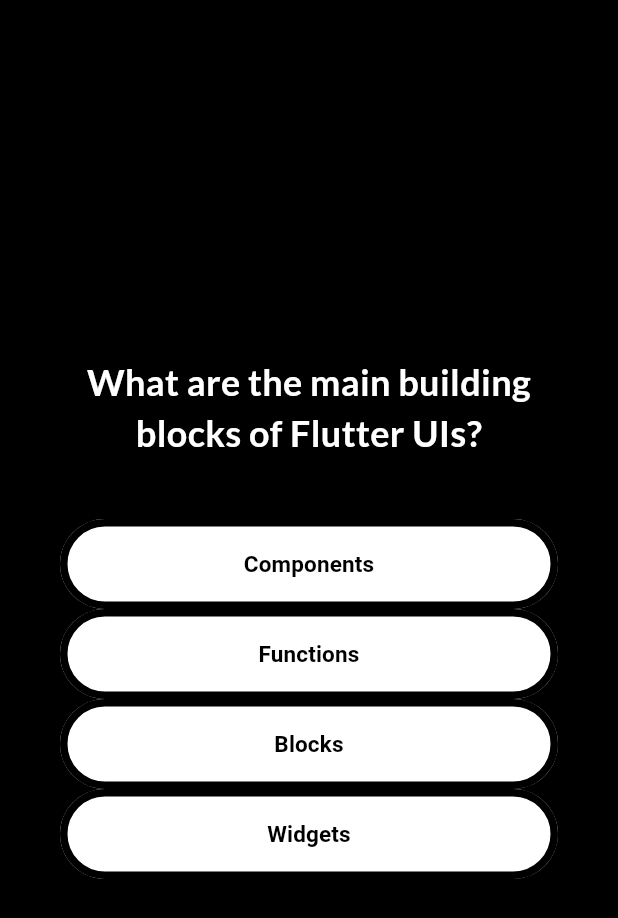
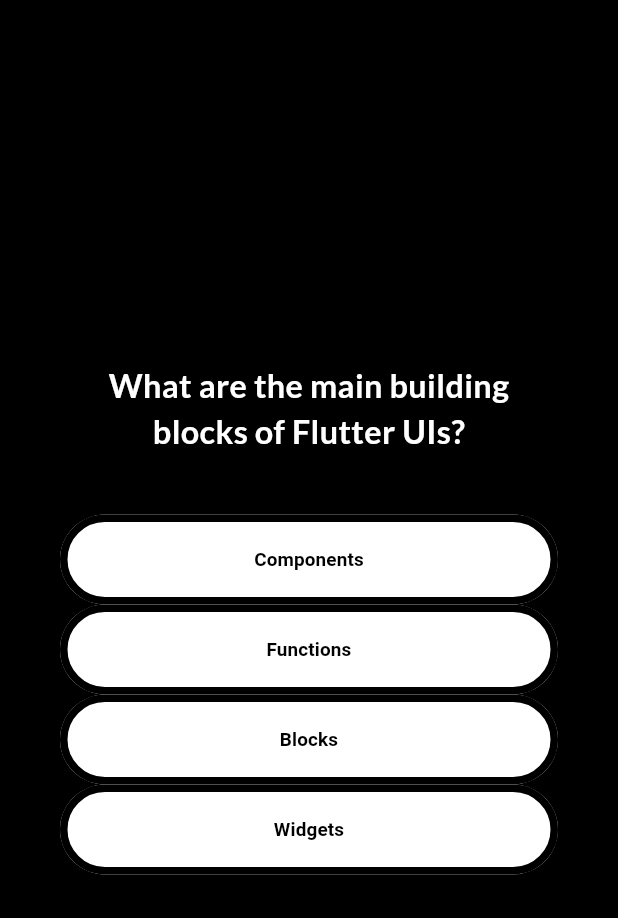
Before and after one commit to ivan-horchakov/quiz_app, a Flutter app: the screen it shows after launch, after a tap on "Yes, I am!", on a phone screen of 412 x 824 dp. Shown: the top 918 px of the screen. Run offline on Flutter 3.47's test engine with Material 3 defaults, Android fonts, the phone set to English and light mode, and no system bars; our stand-ins replace google_fonts.

Commit message:
Responsive optimization

```diff
--- a/lib/main.dart
+++ b/lib/main.dart
@@ -1,6 +1,11 @@
 import 'package:flutter/material.dart';
-import 'package:quiz_app/quiz.dart';
+import 'package:flutter/services.dart';
+import 'package:quiz_app/quiz_app.dart';
 
 void main() {
-  runApp(const Quiz());
+  WidgetsFlutterBinding.ensureInitialized();
+
+  SystemChrome.setPreferredOrientations([DeviceOrientation.portraitUp]).then(
+    (value) => runApp(const QuizApp()),
+  );
 }
--- a/lib/questions_screen.dart
+++ b/lib/pages/questions_page.dart
@@ -1,10 +1,10 @@
 import 'package:flutter/material.dart';
 import 'package:google_fonts/google_fonts.dart';
-import 'package:quiz_app/answer_button.dart';
 import 'package:quiz_app/data/questions.dart';
+import 'package:quiz_app/widgets/answer_button.dart';
 
-class QuestionsScreen extends StatefulWidget {
-  const QuestionsScreen({
+class QuestionsPage extends StatefulWidget {
+  const QuestionsPage({
     super.key,
     required this.onSelectAnswer,
   });
@@ -12,12 +12,12 @@ class QuestionsScreen extends StatefulWidget {
   final void Function(String answer) onSelectAnswer;
 
   @override
-  State<QuestionsScreen> createState() {
+  State<QuestionsPage> createState() {
     return _QuestionsScreenState();
   }
 }
 
-class _QuestionsScreenState extends State<QuestionsScreen> {
+class _QuestionsScreenState extends State<QuestionsPage> {
   var currentQuestionIndex = 0;
 
   void answerQuestion(String selectedAnswers) {
@@ -29,7 +29,10 @@ class _QuestionsScreenState extends State<QuestionsScreen> {
 
   @override
   Widget build(context) {
+    const double textScaler = 0.9;
+
     final currentQuestion = questions[currentQuestionIndex];
+
     return SizedBox(
       width: double.infinity,
       child: Container(
@@ -46,6 +49,7 @@ class _QuestionsScreenState extends State<QuestionsScreen> {
                 fontWeight: FontWeight.bold,
               ),
               textAlign: TextAlign.center,
+              textScaler: const TextScaler.linear(textScaler),
             ),
             const SizedBox(height: 40),
             ...currentQuestion.shuffledAnswers.map((answer) {
--- a/lib/start_screen.dart
+++ b/lib/pages/start_page.dart
@@ -2,20 +2,23 @@ import 'package:flutter/material.dart';
 import 'package:flutter/services.dart';
 import 'package:google_fonts/google_fonts.dart';
 
-class StartScreen extends StatelessWidget {
-  const StartScreen(this.startQuiz, {super.key});
+class StartPage extends StatelessWidget {
+  const StartPage(this.startQuiz, {super.key});
 
   final void Function() startQuiz;
 
   @override
   Widget build(context) {
+    final double screenWidth = MediaQuery.of(context).size.width;
+    const double textScaler = 1.0;
+
     return Center(
       child: Column(
         mainAxisSize: MainAxisSize.min,
         children: [
           Image.asset(
             'assets/images/quiz-logo.png',
-            width: 300,
+            width: screenWidth - 100,
           ),
           const SizedBox(height: 50),
           Text(
@@ -26,6 +29,7 @@ class StartScreen extends StatelessWidget {
               fontWeight: FontWeight.bold,
             ),
             textAlign: TextAlign.center,
+            textScaler: const TextScaler.linear(textScaler),
           ),
           const SizedBox(height: 63),
           FilledButton(
@@ -41,19 +45,18 @@ class StartScreen extends StatelessWidget {
                 fontSize: 18,
                 fontWeight: FontWeight.bold,
               ),
+              textScaler: TextScaler.linear(textScaler),
             ),
           ),
-          const SizedBox(
-            height: 18,
-          ),
+          const SizedBox(height: 18),
           OutlinedButton(
-            onPressed: () =>
-                SystemChannels.platform.invokeMethod('SystemNavigator.pop'),
+            onPressed: () => SystemChannels.platform.invokeMethod('SystemNavigator.pop'),
             child: const Text(
               "No, I'm not...",
               style: TextStyle(
                 color: Colors.white,
               ),
+              textScaler: TextScaler.linear(textScaler),
             ),
           ),
         ],
--- a/lib/quiz.dart
+++ b/lib/quiz_app.dart
@@ -1,25 +1,25 @@
 import 'package:flutter/material.dart';
 import 'package:quiz_app/data/questions.dart';
-import 'package:quiz_app/questions_screen.dart';
-import 'package:quiz_app/results_screen.dart';
-import 'package:quiz_app/start_screen.dart';
+import 'package:quiz_app/pages/questions_page.dart';
+import 'package:quiz_app/pages/results_page.dart';
+import 'package:quiz_app/pages/start_page.dart';
 
-class Quiz extends StatefulWidget {
-  const Quiz({super.key});
+class QuizApp extends StatefulWidget {
+  const QuizApp({super.key});
 
   @override
-  State<Quiz> createState() {
+  State<QuizApp> createState() {
     return _QuizState();
   }
 }
 
-class _QuizState extends State<Quiz> {
+class _QuizState extends State<QuizApp> {
   List<String> selectedAnswers = [];
-  var activeScreen = 'start-screen';
+  var activeScreen = 'start-page';
 
   void switchScreen() {
     setState(() {
-      activeScreen = 'questiond-screen';
+      activeScreen = 'questions-page';
     });
   }
 
@@ -27,7 +27,7 @@ class _QuizState extends State<Quiz> {
     selectedAnswers.add(answer);
     if (selectedAnswers.length == questions.length) {
       setState(() {
-        activeScreen = 'results-screen';
+        activeScreen = 'results-page';
       });
     }
   }
@@ -35,28 +35,29 @@ class _QuizState extends State<Quiz> {
   void restartQuiz() {
     setState(() {
       selectedAnswers = [];
-      activeScreen = 'questiond-screen';
+      activeScreen = 'questions-page';
     });
   }
 
   @override
   Widget build(context) {
-    Widget screenWidget = StartScreen(switchScreen);
+    Widget screenWidget = StartPage(switchScreen);
 
-    if (activeScreen == 'questiond-screen') {
-      screenWidget = QuestionsScreen(
+    if (activeScreen == 'questions-page') {
+      screenWidget = QuestionsPage(
         onSelectAnswer: chooseAnswer,
       );
     }
 
-    if (activeScreen == 'results-screen') {
-      screenWidget = ResultsScreen(
+    if (activeScreen == 'results-page') {
+      screenWidget = ResultsPage(
         chosenAnswers: selectedAnswers,
         onRestart: restartQuiz,
       );
     }
 
     return MaterialApp(
+      debugShowCheckedModeBanner: false,
       home: Scaffold(
         body: Container(
           decoration: const BoxDecoration(color: Colors.black),
--- a/lib/answer_button.dart
+++ b/lib/widgets/answer_button.dart
@@ -12,6 +12,8 @@ class AnswerButton extends StatelessWidget {
 
   @override
   Widget build(BuildContext context) {
+    const double textScaler = 0.6;
+
     return ElevatedButton(
       onPressed: onTap,
       style: ElevatedButton.styleFrom(
@@ -27,9 +29,10 @@ class AnswerButton extends StatelessWidget {
         textAlign: TextAlign.center,
         style: const TextStyle(
           color: Colors.black,
-          fontSize: 15,
+          fontSize: 21,
           fontWeight: FontWeight.bold,
         ),
+        textScaler: const TextScaler.linear(textScaler),
       ),
     );
   }
--- a/lib/questions_summary/question_identifier.dart
+++ b/lib/widgets/questions_summary/question_identifier.dart
@@ -13,6 +13,8 @@ class QuestionIdentifier extends StatelessWidget {
   @override
   Widget build(BuildContext context) {
     final questionNumber = questionIndex + 1;
+    const double textScaler = 1.0;
+
     return Container(
       alignment: Alignment.center,
       width: 40,
@@ -28,6 +30,7 @@ class QuestionIdentifier extends StatelessWidget {
           fontSize: 18,
           fontWeight: FontWeight.bold,
         ),
+        textScaler: const TextScaler.linear(textScaler),
       ),
     );
   }
--- a/lib/questions_summary/questions_summary.dart
+++ b/lib/widgets/questions_summary/questions_summary.dart
@@ -1,5 +1,5 @@
 import 'package:flutter/material.dart';
-import 'package:quiz_app/questions_summary/summary_item.dart';
+import 'package:quiz_app/widgets/questions_summary/summary_item.dart';
 
 class QuestionsSummary extends StatelessWidget {
   const QuestionsSummary(this.summaryData, {super.key});
@@ -8,8 +8,10 @@ class QuestionsSummary extends StatelessWidget {
 
   @override
   Widget build(BuildContext context) {
+    final double screenHeight = MediaQuery.of(context).size.height;
+
     return SizedBox(
-      height: 550,
+      height: screenHeight - 300,
       child: SingleChildScrollView(
         child: Column(
           children: summaryData.map(
```
Also changed, not shown: lib/pages/results_page.dart (renamed from lib/results_screen.dart, +16 -18 lines), lib/widgets/questions_summary/summary_item.dart (renamed from lib/questions_summary/summary_item.dart, +9 -9 lines), 5 other files.
